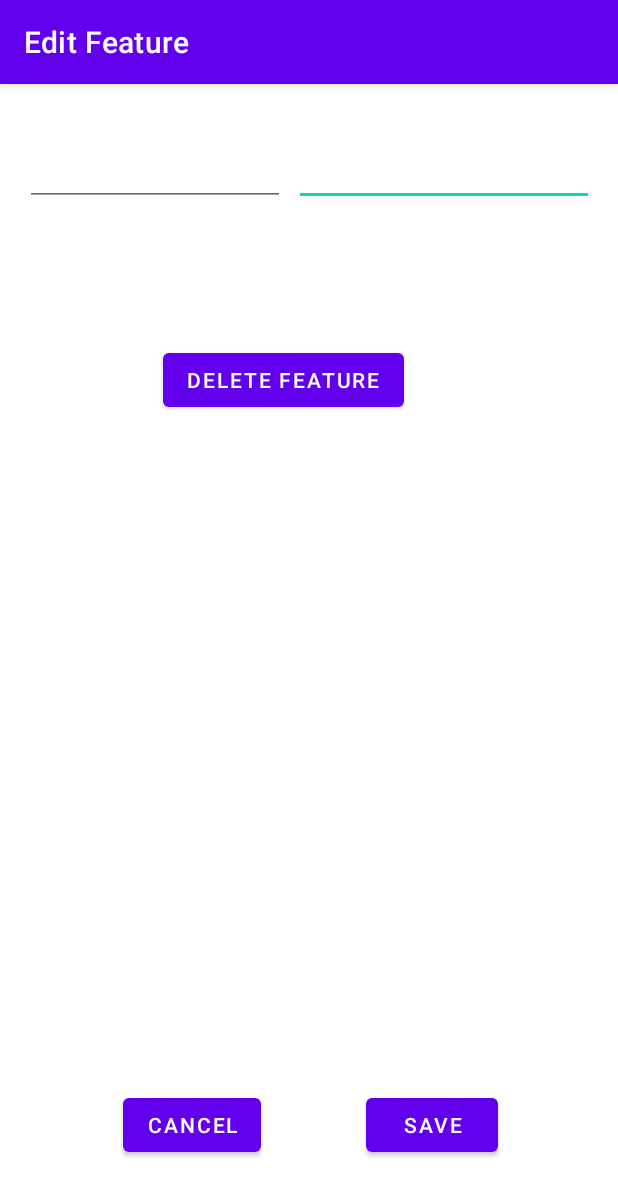
After one commit to Ahmet-Oral/Farm_Assistant-SeniorDesignProject, an Android app: the AnimalsDetailedEdit screen opened directly, with no data from a screen before it, on a phone screen of 412 x 824 dp. The commit adds this screen. Shown: the top 1196 px of the screen. Run offline under Robolectric (Android 15) with nearby library versions, the phone set to English and light mode, and no system bars; our stand-ins replace Firebase (no records; nobody signed in at launch, a user with empty details on screens opened directly); 1 statement that could not run was skipped.

Commit message:
Can now edit additional features Can now add new features from detailed activity - With full database conneciton

```diff
--- a/app/src/main/AndroidManifest.xml
+++ b/app/src/main/AndroidManifest.xml
@@ -12,9 +12,13 @@
         android:supportsRtl="true"
         android:theme="@style/Theme.SeniorDesignProject">
         <activity
+            android:name=".AnimalsDetailedEdit"
+            android:exported="false"
+            android:parentActivityName=".AnimalsDetailed"/>
+        <activity
             android:name=".AnimalsDetailed"
             android:exported="false"
-            android:parentActivityName=".Animals"/>
+            android:parentActivityName=".Animals" />
         <activity
             android:name=".AnimalsAdd"
             android:exported="false"
--- a/app/src/main/java/com/example/seniordesignproject/Animals.java
+++ b/app/src/main/java/com/example/seniordesignproject/Animals.java
@@ -76,7 +76,7 @@ public class Animals extends AppCompatActivity {
             adapter.notifyDataSetChanged();
             System.out.println("db name: "+list_keys.get(position)+" name: " + animals_list.get(position).getName()  +" acres "+ animals_list.get(position).getNumber());
             Intent intent = new Intent(Animals.this, AnimalsDetailed.class);
-            intent.putExtra("position", list_keys.get(position));
+            intent.putExtra("key", list_keys.get(position));
             startActivity(intent);
 
         });
--- /dev/null
+++ b/app/src/main/java/com/example/seniordesignproject/AnimalsDetailedEdit.java
@@ -0,0 +1,113 @@
+package com.example.seniordesignproject;
+
+import androidx.annotation.NonNull;
+import androidx.appcompat.app.AppCompatActivity;
+import androidx.appcompat.widget.Toolbar;
+
+import android.content.Intent;
+import android.os.Bundle;
+import android.view.View;
+import android.widget.Button;
+import android.widget.EditText;
+import android.widget.TextView;
+
+import com.google.firebase.auth.FirebaseAuth;
+import com.google.firebase.database.DataSnapshot;
+import com.google.firebase.database.DatabaseError;
+import com.google.firebase.database.DatabaseReference;
+import com.google.firebase.database.FirebaseDatabase;
+import com.google.firebase.database.ValueEventListener;
+
+import java.util.ArrayList;
+import java.util.HashMap;
+
+public class AnimalsDetailedEdit extends AppCompatActivity {
+    EditText feature_et, value_et;
+    Button delete_btn, cancel_btn, save_btn;
+    FirebaseDatabase database;
+    DatabaseReference ref;
+    String userUid, feature_extra, value_extra, key_extra;
+
+    public void init(){
+        Toolbar toolbar = findViewById(R.id.toolbar_animals_detailed_edit);
+        setSupportActionBar(toolbar);
+        getSupportActionBar().setTitle("Edit Feature");
+
+        feature_et = findViewById(R.id.animalsDetailedEdit_features_pt);
+        value_et = findViewById(R.id.animalsDetailedEdit_value_pt);
+
+        delete_btn = findViewById(R.id.animalsDetailedEdit_delete_btn);
+        cancel_btn = findViewById(R.id.animalsDetailedEdit_cancel_btn);
+        save_btn = findViewById(R.id.animalsDetailedEdit_save_btn);
+
+        userUid = FirebaseAuth.getInstance().getCurrentUser().getUid();
+        database = FirebaseDatabase.getInstance();
+        ref = database.getReference("Users/"+userUid+"/Animals");
+
+        feature_extra = getIntent().getStringExtra("feature");
+        value_extra = getIntent().getStringExtra("value");
+        key_extra = getIntent().getStringExtra("key");
+
+    }
+
+    @Override
+    protected void onCreate(Bundle savedInstanceState) {
+        super.onCreate(savedInstanceState);
+        setContentView(R.layout.activity_animals_detailed_edit);
+        init();
+
+        if(feature_extra.equals("AnimalType") || feature_extra.equals("NumberOfAnimals")){
+            feature_et.setEnabled(false);
+
+        }
+
+        feature_et.setText(feature_extra);
+        value_et.setText(value_extra);
+
+        HashMap map = new HashMap();
+
+
+        cancel_btn.setOnClickListener(v -> {
+            Intent intent = new Intent(AnimalsDetailedEdit.this, AnimalsDetailed.class);
+            intent.putExtra("key",key_extra);
+            startActivity(intent);
+        });
+        save_btn.setOnClickListener(v -> {
+            map.clear();
+            map.put(feature_et.getText().toString(), value_et.getText().toString());
+
+            //remove old value
+            FirebaseDatabase.getInstance().getReference().child("Users/"+userUid+"/Animals/"+key_extra).child(feature_extra).removeValue();
+            //update the database
+            ref.child(key_extra).updateChildren(map);
+
+            Intent intent = new Intent(AnimalsDetailedEdit.this, AnimalsDetailed.class);
+            intent.putExtra("key",key_extra);
+            startActivity(intent);
+        });
+        delete_btn.setOnClickListener(v -> {
+            Intent intent = new Intent(AnimalsDetailedEdit.this, AnimalsDetailed.class);
+            intent.putExtra("key",key_extra);
+            startActivity(intent);
+            FirebaseDatabase.getInstance().getReference().child("Users/"+userUid+"/Animals/"+key_extra).child(feature_extra).removeValue();
+        });
+
+        ref.addValueEventListener(new ValueEventListener() {
+            @Override
+            public void onDataChange(@NonNull DataSnapshot snapshot) {
+
+
+            }
+
+            @Override
+            public void onCancelled(@NonNull DatabaseError error) {
+            }
+        });
+
+
+
+
+        init();
+
+    }
+}
--- /dev/null
+++ b/app/src/main/res/layout/activity_animals_detailed_edit.xml
@@ -0,0 +1,72 @@
+<?xml version="1.0" encoding="utf-8"?>
+<androidx.constraintlayout.widget.ConstraintLayout xmlns:android="http://schemas.android.com/apk/res/android"
+    xmlns:app="http://schemas.android.com/apk/res-auto"
+    xmlns:tools="http://schemas.android.com/tools"
+    android:layout_width="match_parent"
+    android:layout_height="match_parent"
+    tools:context=".AnimalsDetailedEdit">
+
+    <include
+        android:id="@+id/toolbar_animals_detailed_edit"
+        layout="@layout/toolbar" />
+
+    <EditText
+        android:id="@+id/animalsDetailedEdit_value_pt"
+        android:layout_width="200dp"
+        android:layout_height="49dp"
+        android:layout_marginTop="32dp"
+        android:layout_marginEnd="16dp"
+        android:ems="10"
+        android:inputType="textPersonName"
+        android:text="@string/str_animals_detailed_edit_value"
+        app:layout_constraintEnd_toEndOf="parent"
+        app:layout_constraintTop_toBottomOf="@+id/toolbar_animals_detailed_edit" />
+
+    <Button
+        android:id="@+id/animalsDetailedEdit_save_btn"
+        android:layout_width="wrap_content"
+        android:layout_height="wrap_content"
+        android:layout_marginEnd="80dp"
+        android:text="@string/str_animals_detailed_edit_save"
+        app:layout_constraintBottom_toBottomOf="parent"
+        app:layout_constraintEnd_toEndOf="parent"
+        app:layout_constraintTop_toBottomOf="@+id/animalsDetailedEdit_delete_btn"
+        app:layout_constraintVertical_bias="0.9" />
+
+    <Button
+        android:id="@+id/animalsDetailedEdit_cancel_btn"
+        android:layout_width="wrap_content"
+        android:layout_height="wrap_content"
+        android:text="@string/str_animals_detailed_edit_cancel"
+        app:layout_constraintBottom_toBottomOf="parent"
+        app:layout_constraintEnd_toStartOf="@+id/animalsDetailedEdit_save_btn"
+        app:layout_constraintHorizontal_bias="0.54"
+        app:layout_constraintStart_toStartOf="parent"
+        app:layout_constraintTop_toBottomOf="@+id/animalsDetailedEdit_delete_btn"
+        app:layout_constraintVertical_bias="0.9" />
+
+    <Button
+        android:id="@+id/animalsDetailedEdit_delete_btn"
+        android:layout_width="wrap_content"
+        android:layout_height="wrap_content"
+        android:layout_marginTop="92dp"
+        android:text="@string/str_animals_detailed_edit_delete"
+        app:layout_constraintEnd_toEndOf="parent"
+        app:layout_constraintHorizontal_bias="0.433"
+        app:layout_constraintStart_toStartOf="parent"
+        app:layout_constraintTop_toBottomOf="@+id/animalsDetailedEdit_features_pt" />
+
+    <EditText
+        android:id="@+id/animalsDetailedEdit_features_pt"
+        android:layout_width="173dp"
+        android:layout_height="49dp"
+        android:layout_marginTop="32dp"
+        android:ems="10"
+        android:inputType="textPersonName"
+        android:text="@string/str_animals_detailed_edit_feature"
+        app:layout_constraintEnd_toStartOf="@+id/animalsDetailedEdit_value_pt"
+        app:layout_constraintHorizontal_bias="0.727"
+        app:layout_constraintStart_toStartOf="parent"
+        app:layout_constraintTop_toBottomOf="@+id/toolbar_animals_detailed_edit" />
+
+</androidx.constraintlayout.widget.ConstraintLayout>
--- a/app/src/main/res/values/strings.xml
+++ b/app/src/main/res/values/strings.xml
@@ -48,8 +48,14 @@
     <string name="str_animals_add_number">Number</string>
     <string name="str_animals_add_name">Name</string>
     <!-- Animals detailed Activity -->
-    <string name="str_animals_detailed_save">Save Changes</string>
-    <string name="str_animals_detailed_cancel">Cancel Changes</string>
+    <string name="str_animals_detailed_addFeature">Add Feature</string>
+    <!-- Animals detailed Edit Activity -->
+    <string name="str_animals_detailed_edit_feature">Feature</string>
+    <string name="str_animals_detailed_edit_value">Value</string>
+    <string name="str_animals_detailed_edit_delete">Delete Feature</string>
+    <string name="str_animals_detailed_edit_cancel">Cancel</string>
+    <string name="str_animals_detailed_edit_save">Save</string>
+
 
 
 
```
Also changed, not shown: app/src/main/java/com/example/seniordesignproject/AnimalsAdd.java (+3 -5 lines), app/src/main/java/com/example/seniordesignproject/AnimalsDetailed.java (+35 -9 lines), app/src/main/res/layout/activity_animals_detailed.xml (+5 -18 lines).
